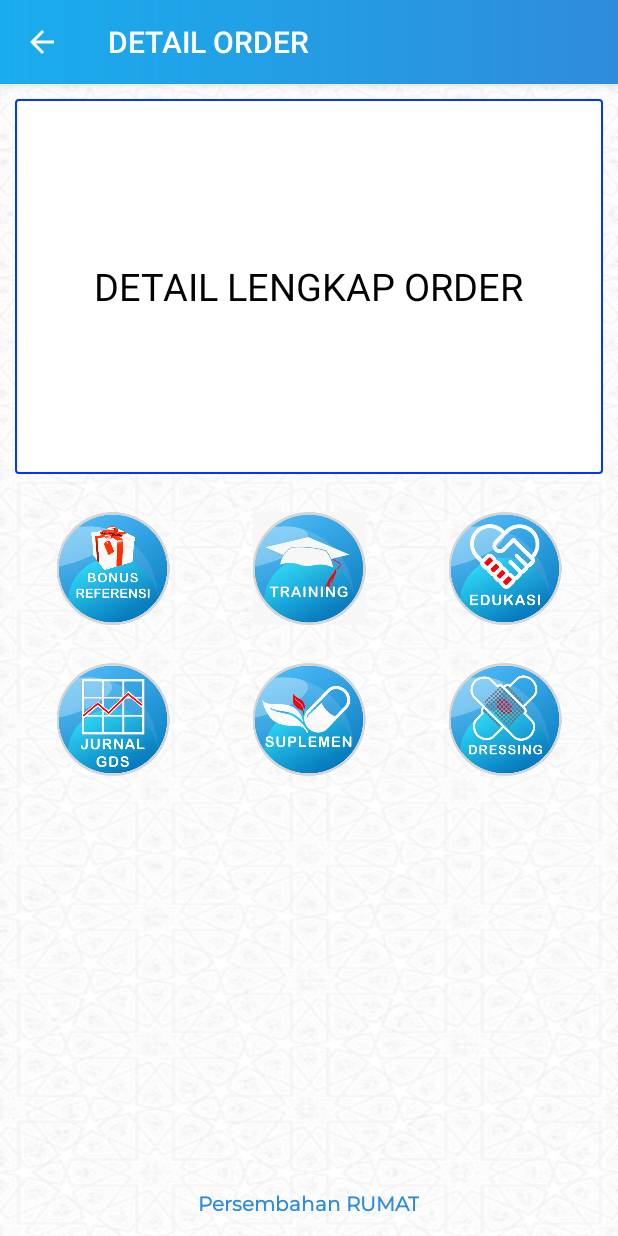
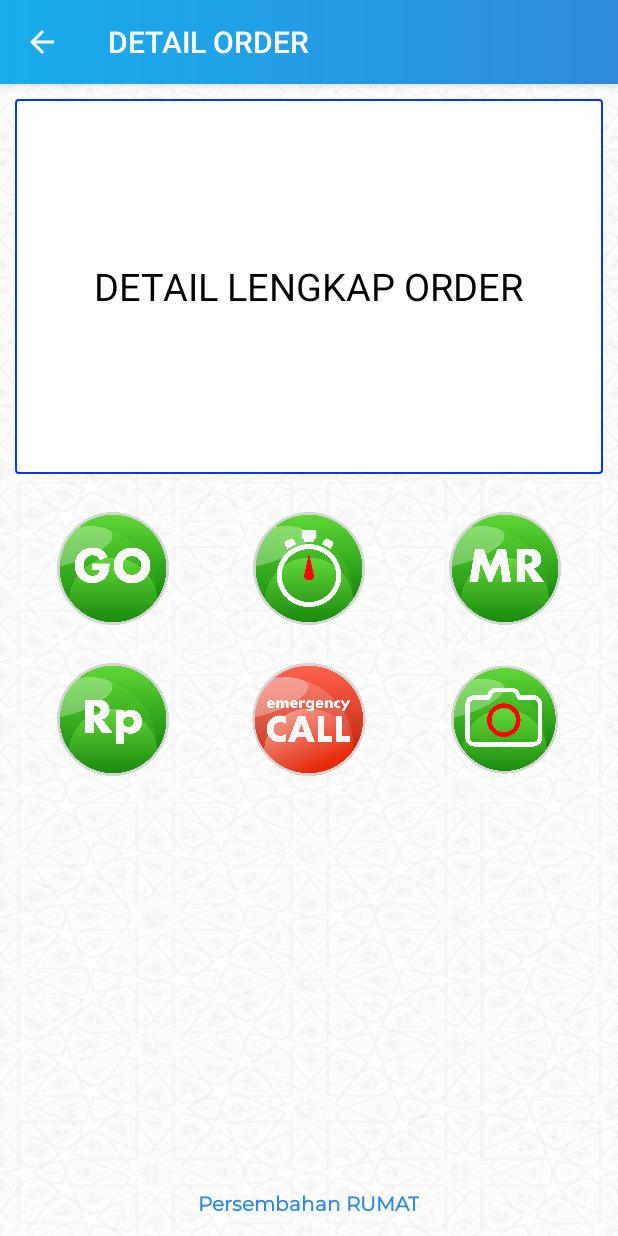
Before and after one commit to bleizing/riva-perawat, an Android app: the screen it shows after launch (DetailOrderActivity), after a tap on "Kode1", on a phone screen of 412 x 824 dp. Run offline under Robolectric (Android 15) with nearby library versions, the phone set to English and light mode, and no system bars.

Commit message:
Add Asset

```diff
--- a/app/src/main/java/bleizing/rivaperawat/activity/MainActivity.java
+++ b/app/src/main/java/bleizing/rivaperawat/activity/MainActivity.java
@@ -19,7 +19,7 @@ public class MainActivity extends AppCompatActivity {
         ActionBar actionBar = getSupportActionBar();
         actionBar.setBackgroundDrawable(getResources().getDrawable(R.drawable.gradient_biru_biru));
         actionBar.setTitle("DASHBOARD");
-        actionBar.setDisplayHomeAsUpEnabled(true);
+//        actionBar.setDisplayHomeAsUpEnabled(true);
 
         LinearLayout linear_coba = findViewById(R.id.linear_coba);
         linear_coba.setOnClickListener(new View.OnClickListener() {
--- a/app/src/main/res/layout/fragment_catatan.xml
+++ b/app/src/main/res/layout/fragment_catatan.xml
@@ -23,7 +23,7 @@
     <ImageView
         android:layout_width="100dp"
         android:layout_height="100dp"
-        android:src="@drawable/icon_login"
+        android:src="@drawable/save"
         android:layout_gravity="center"
         android:layout_marginTop="25dp"/>
 
--- a/app/src/main/res/layout/fragment_detail_order.xml
+++ b/app/src/main/res/layout/fragment_detail_order.xml
@@ -51,21 +51,21 @@
                 android:layout_width="0dp"
                 android:layout_height="75dp"
                 android:layout_weight="1"
-                android:src="@drawable/icon_bonus" />
+                android:src="@drawable/go" />
 
             <ImageView
                 android:id="@+id/img_2"
                 android:layout_width="0dp"
                 android:layout_height="75dp"
                 android:layout_weight="1"
-                android:src="@drawable/icon_training" />
+                android:src="@drawable/timer" />
 
             <ImageView
                 android:id="@+id/img_3"
                 android:layout_width="0dp"
                 android:layout_height="75dp"
                 android:layout_weight="1"
-                android:src="@drawable/icon_edukasi" />
+                android:src="@drawable/mr" />
 
         </LinearLayout>
 
@@ -79,21 +79,21 @@
                 android:layout_width="0dp"
                 android:layout_height="75dp"
                 android:layout_weight="1"
-                android:src="@drawable/icon_jurnal_gds" />
+                android:src="@drawable/rp" />
 
             <ImageView
                 android:id="@+id/img_5"
                 android:layout_width="0dp"
                 android:layout_height="75dp"
                 android:layout_weight="1"
-                android:src="@drawable/icon_suplemen" />
+                android:src="@drawable/call" />
 
             <ImageView
                 android:id="@+id/img_6"
                 android:layout_width="0dp"
                 android:layout_height="75dp"
                 android:layout_weight="1"
-                android:src="@drawable/icon_dressing" />
+                android:src="@drawable/kamera" />
 
         </LinearLayout>
 
--- a/app/src/main/res/layout/fragment_navigasi.xml
+++ b/app/src/main/res/layout/fragment_navigasi.xml
@@ -23,7 +23,7 @@
     <ImageView
         android:layout_width="150dp"
         android:layout_height="150dp"
-        android:src="@drawable/icon_login"
+        android:src="@drawable/tiba"
         android:layout_gravity="center"
         android:layout_marginTop="25dp"/>
 
--- a/app/src/main/res/layout/fragment_perawatan.xml
+++ b/app/src/main/res/layout/fragment_perawatan.xml
@@ -125,7 +125,7 @@
             <ImageView
                 android:layout_width="100dp"
                 android:layout_height="100dp"
-                android:src="@drawable/icon_bonus"
+                android:src="@drawable/cetak"
                 android:layout_marginTop="25dp"
                 android:layout_gravity="center"/>
         </LinearLayout>
--- a/app/src/main/res/layout/fragment_timer.xml
+++ b/app/src/main/res/layout/fragment_timer.xml
@@ -59,13 +59,13 @@
             android:layout_width="0dp"
             android:layout_height="100dp"
             android:layout_weight="0.5"
-            android:src="@drawable/icon_login"/>
+            android:src="@drawable/stop"/>
 
         <ImageView
             android:layout_width="0dp"
             android:layout_height="100dp"
             android:layout_weight="0.5"
-            android:src="@drawable/icon_bonus"/>
+            android:src="@drawable/kamera"/>
 
     </LinearLayout>
 
```
Also changed, not shown: app/src/main/res/drawable/call.png (added), app/src/main/res/drawable/cetak.png (added), app/src/main/res/drawable/go.png (added), app/src/main/res/drawable/kamera.png (added), app/src/main/res/drawable/mr.png (added), app/src/main/res/drawable/rp.png (added), app/src/main/res/drawable/save.png (added), app/src/main/res/drawable/stop.png (added), app/src/main/res/drawable/tiba.png (added), app/src/main/res/drawable/timer.png (added).
